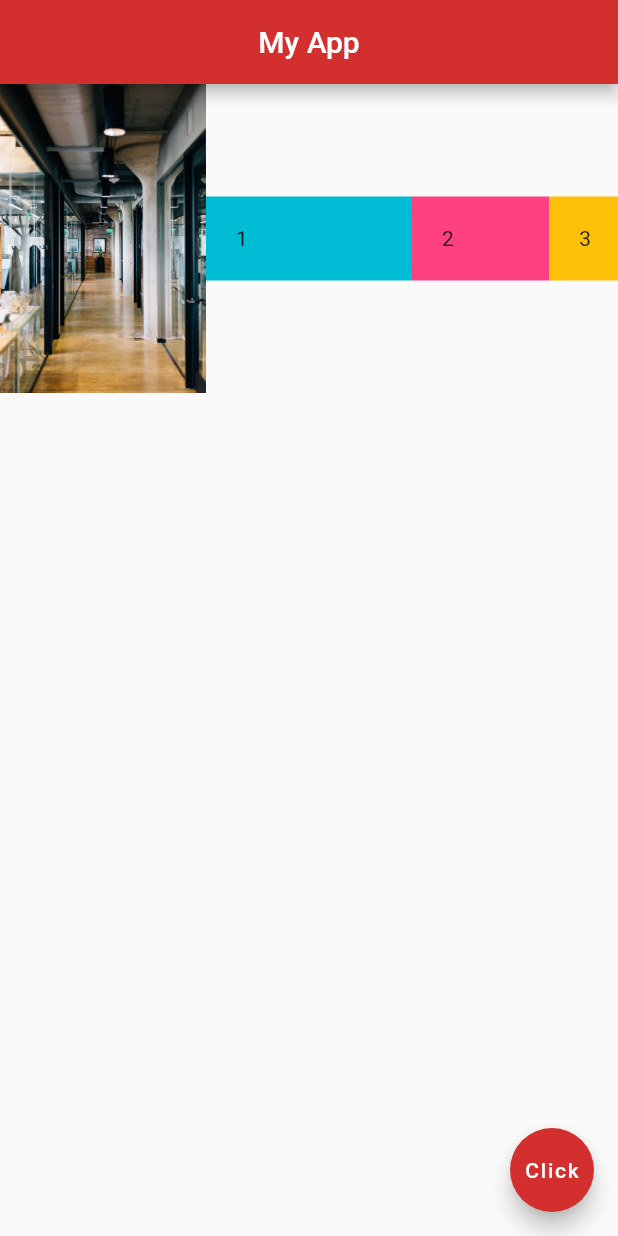
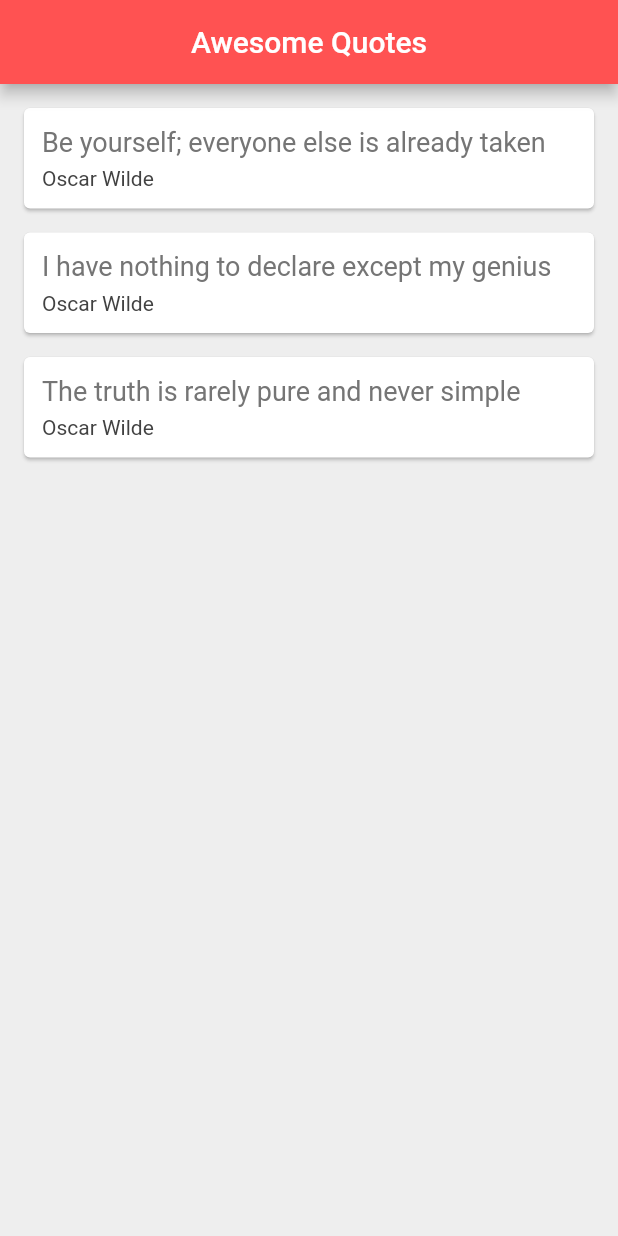
Before and after one commit to zzacong/flutter-tutorial-beginners, a Flutter app: the screen it shows after launch, on a phone screen of 412 x 824 dp. Run offline on Flutter 3.47's test engine with Material 2 defaults, Android fonts, the phone set to English and light mode, and no system bars.

Commit message:
tutorial: rendering list

```diff
--- a/lib/main.dart
+++ b/lib/main.dart
@@ -1,10 +1,13 @@
 // ignore_for_file: prefer_const_constructors
 
 import 'package:flutter/material.dart';
+import 'package:my_app/quote.dart';
+import 'package:my_app/quote_card.dart';
 
 void main() {
   runApp(const MaterialApp(
-    home: Home(),
+    // home: Home(),
+    home: QuoteList(),
   ));
 }
 
@@ -160,3 +163,45 @@ class Home extends StatelessWidget {
     );
   }
 }
+
+class QuoteList extends StatefulWidget {
+  const QuoteList({Key? key}) : super(key: key);
+
+  @override
+  _QuoteListState createState() => _QuoteListState();
+}
+
+class _QuoteListState extends State<QuoteList> {
+  //  List<String> quotes = [
+  //    'Be yourself; everyone else is already taken',
+  //    'I have nothing to declare except my genius',
+  //    'The truth is rarely pure and never simple'
+  //  ];
+
+  List<Quote> quotes = [
+    Quote(
+        author: 'Oscar Wilde',
+        text: 'Be yourself; everyone else is already taken'),
+    Quote(
+        author: 'Oscar Wilde',
+        text: 'I have nothing to declare except my genius'),
+    Quote(
+        author: 'Oscar Wilde',
+        text: 'The truth is rarely pure and never simple')
+  ];
+
+  @override
+  Widget build(BuildContext context) {
+    return Scaffold(
+      backgroundColor: Colors.grey[200],
+      appBar: AppBar(
+        title: Text('Awesome Quotes'),
+        centerTitle: true,
+        backgroundColor: Colors.redAccent,
+      ),
+      body: Column(
+        children: quotes.map((quote) => QuoteCard(quote: quote)).toList(),
+      ),
+    );
+  }
+}
--- /dev/null
+++ b/lib/quote.dart
@@ -0,0 +1,6 @@
+class Quote {
+  String author;
+  String text;
+
+  Quote({required this.author, required this.text});
+}
--- /dev/null
+++ b/lib/quote_card.dart
@@ -0,0 +1,39 @@
+// ignore_for_file: prefer_const_constructors
+
+import 'package:flutter/material.dart';
+import 'package:my_app/quote.dart';
+
+class QuoteCard extends StatelessWidget {
+  final Quote quote;
+  const QuoteCard({Key? key, required this.quote}) : super(key: key);
+
+  @override
+  Widget build(BuildContext context) {
+    return Card(
+      margin: EdgeInsets.fromLTRB(16, 16, 16, 0),
+      child: Padding(
+        padding: const EdgeInsets.all(12.0),
+        child: Column(
+          crossAxisAlignment: CrossAxisAlignment.stretch,
+          children: <Widget>[
+            Text(
+              quote.text,
+              style: TextStyle(
+                color: Colors.grey[600],
+                fontSize: 18,
+              ),
+            ),
+            SizedBox(height: 6),
+            Text(
+              quote.author,
+              style: TextStyle(
+                color: Colors.grey[800],
+                fontSize: 14,
+              ),
+            ),
+          ],
+        ),
+      ),
+    );
+  }
+}
```
